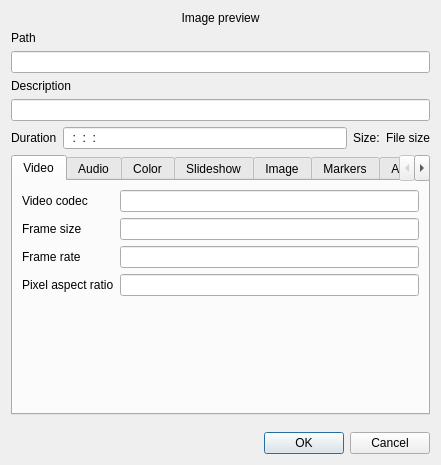
The window that src/widgets/clipproperties_ui.ui (KDE/kdenlive) describes before a commit, drawn with Qt 5.
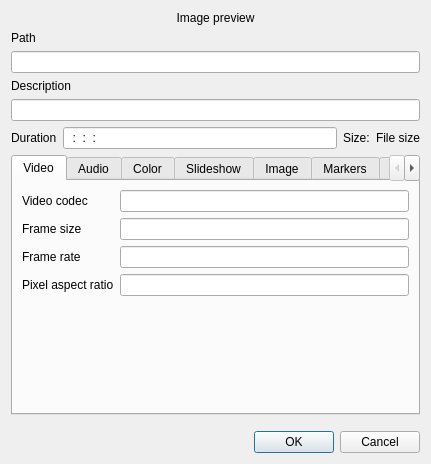
The same window after the commit. The open tabs and pages were chosen to show the change. Custom widgets are drawn as their Qt base class.

Commit message: First page of tab widget should open by default

Patch:
```diff
--- a/src/widgets/clipproperties_ui.ui
+++ b/src/widgets/clipproperties_ui.ui
@@ -5,8 +5,8 @@
    <rect>
     <x>0</x>
     <y>0</y>
-    <width>441</width>
-    <height>465</height>
+    <width>431</width>
+    <height>464</height>
    </rect>
   </property>
   <property name="windowTitle" >
```
Left out of the diff: 2 changed lines with no effect on the pictures.
